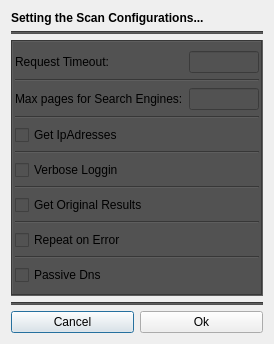
3nock/OTE, file Gui/src/OsintTab/OsintConfigDialog.ui: the form before one commit.
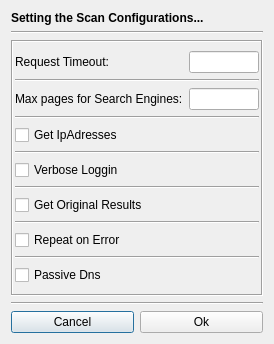
The form after the commit.

The edit to the form file:
```diff
--- a/Gui/src/OsintTab/OsintConfigDialog.ui
+++ b/Gui/src/OsintTab/OsintConfigDialog.ui
@@ -44,7 +44,7 @@
      <item>
       <widget class="Line" name="line_2">
        <property name="styleSheet">
-        <string notr="true">background-color:rgb(82, 82, 82);</string>
+        <string notr="true"/>
        </property>
        <property name="orientation">
         <enum>Qt::Horizontal</enum>
@@ -56,7 +56,7 @@
    <item>
     <widget class="QFrame" name="frame">
      <property name="styleSheet">
-      <string notr="true">background-color:rgb(82, 82, 82);</string>
+      <string notr="true"/>
      </property>
      <property name="frameShape">
       <enum>QFrame::Box</enum>
@@ -216,7 +216,7 @@
      <item>
       <widget class="Line" name="line">
        <property name="styleSheet">
-        <string notr="true">background-color:rgb(82, 82, 82);</string>
+        <string notr="true"/>
        </property>
        <property name="orientation">
         <enum>Qt::Horizontal</enum>
```
